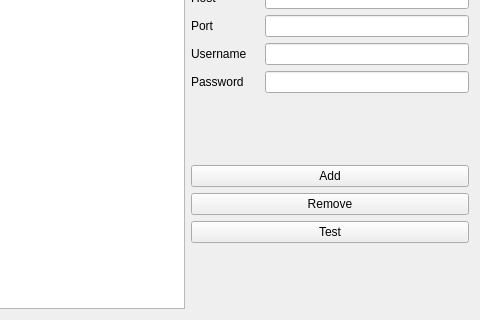
Qt form ui/databasesettingsdialog.ui (krajsz/traffic-counter-opencv) before a commit; both pictures show x 105 to 585 and y 146 to 466 of the 585 by 466 pixel window.
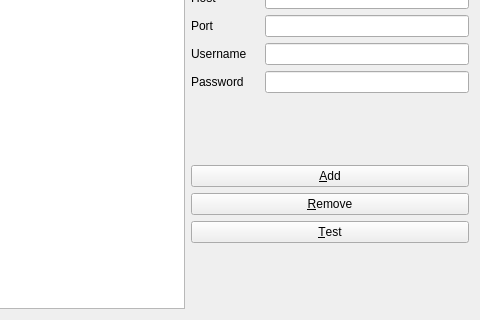
The same form after that commit.

Diff of the .ui file:
```diff
--- a/ui/databasesettingsdialog.ui
+++ b/ui/databasesettingsdialog.ui
@@ -112,21 +112,21 @@
        <item>
         <widget class="QPushButton" name="addNewConnectionButton">
          <property name="text">
-          <string>Add</string>
+          <string>&amp;Add</string>
          </property>
         </widget>
        </item>
        <item>
         <widget class="QPushButton" name="removeConnectionButton">
          <property name="text">
-          <string>Remove</string>
+          <string>&amp;Remove</string>
          </property>
         </widget>
        </item>
        <item>
         <widget class="QPushButton" name="testConnectionButton">
          <property name="text">
-          <string>Test</string>
+          <string>&amp;Test</string>
          </property>
         </widget>
        </item>
```
Left out of the diff: 9 changed lines with no effect on the pictures.
